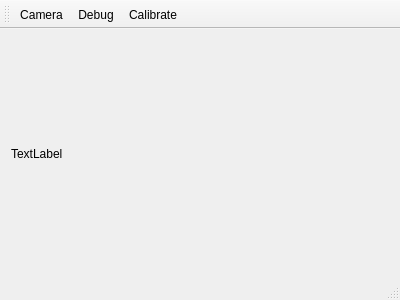
Above: mainwindow.ui from michalrus/agh-tangible2 before the change. Below: the same form after it.
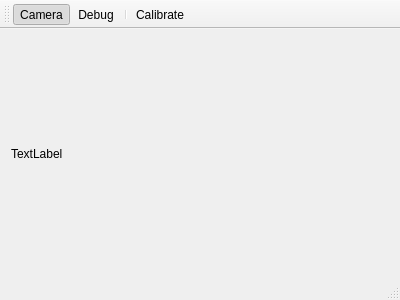
That is the form after the change.

Commit message: Handle the Debug/Camera/Calibrate buttons

The edit to the form file:
```diff
--- a/mainwindow.ui
+++ b/mainwindow.ui
@@ -40,6 +40,7 @@
    </attribute>
    <addaction name="actionCamera"/>
    <addaction name="actionDebug"/>
+   <addaction name="separator"/>
    <addaction name="actionCalibrate"/>
   </widget>
   <widget class="QStatusBar" name="statusBar"/>
@@ -47,6 +48,9 @@
    <property name="checkable">
     <bool>true</bool>
    </property>
+   <property name="checked">
+    <bool>true</bool>
+   </property>
    <property name="text">
     <string>Camera</string>
    </property>
```
The commit also changes 4 other files.
